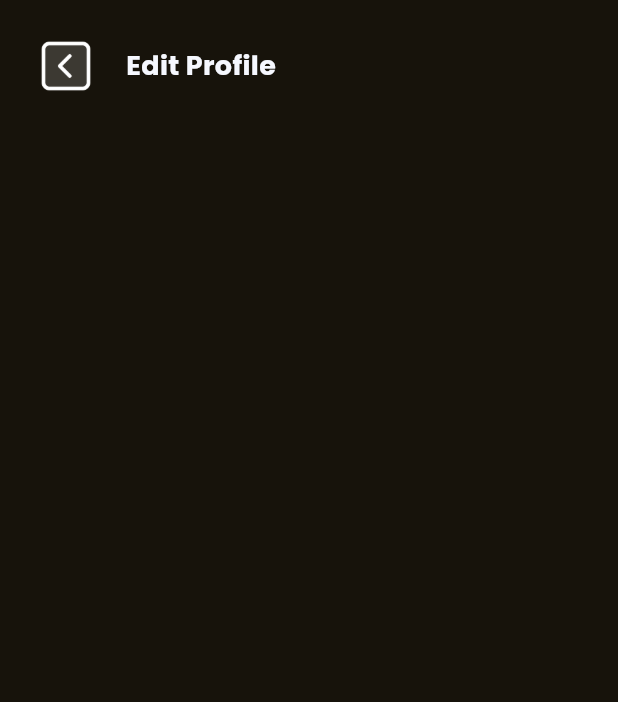
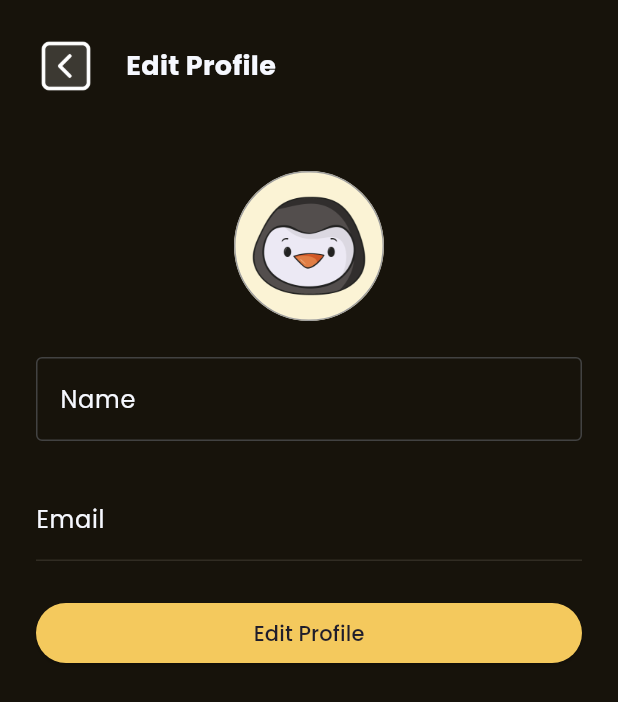
Before and after one commit to ziii19/flix-id-erico-darmawan, a Flutter app: the EditProfile screen opened by its route, on a phone screen of 412 x 824 dp. Shown: the top 702 px of the screen. Run offline on Flutter 3.47's test engine with Material 3 defaults, Android fonts, the phone set to English and light mode, and no system bars; our stand-ins replace cloud_firestore, dio, firebase_auth, firebase_core, firebase_storage, flutter_riverpod and 5 more; accounts and stored records are empty; generated files the repository leaves out were written again; network calls fail.

Commit message:
feat: add update profile

```diff
--- /dev/null
+++ b/lib/data/Firebase/upload_image.dart
@@ -0,0 +1,17 @@
+import 'dart:io';
+
+import 'package:firebase_storage/firebase_storage.dart';
+
+final FirebaseStorage _storage = FirebaseStorage.instance;
+
+class UploadImage {
+  Future<String> uploadImage(File image, String filename) async {
+    Reference ref = _storage.ref().child(filename).child('${DateTime.now()}');
+    UploadTask uploadTask = ref.putFile(image);
+    TaskSnapshot snapshot = await uploadTask;
+
+    String downloadUrl = await snapshot.ref.getDownloadURL();
+
+    return downloadUrl;
+  }
+}
--- a/lib/presentation/pages/main_page/main_page.dart
+++ b/lib/presentation/pages/main_page/main_page.dart
@@ -36,6 +36,7 @@ class _MainPageState extends ConsumerState<MainPage> {
       ref
           .read(userDataProvider.notifier)
           .uploadPP(user: user, imageFile: widget.imgFile!);
+      ref.read(userDataProvider.notifier).refreshUserData();
     }
   }
 
--- a/lib/presentation/pages/update_profile_page/edit_profile.dart
+++ b/lib/presentation/pages/update_profile_page/edit_profile.dart
@@ -1,10 +1,21 @@
+import 'dart:io';
+
+import 'package:firebase_storage/firebase_storage.dart';
+import 'package:flixid/data/Firebase/upload_image.dart';
+import 'package:flixid/domain/usecases/update_user/update_user.dart';
+import 'package:flixid/domain/usecases/update_user/update_user_param.dart';
+import 'package:flixid/presentation/extensions/build_context_extension.dart';
+import 'package:flixid/presentation/providers/usecases/update_user_prov.dart';
 import 'package:flutter/material.dart';
 import 'package:flutter_riverpod/flutter_riverpod.dart';
 import 'package:image_picker/image_picker.dart';
 
+import '../../misc/constants.dart';
+import '../../misc/methods.dart';
 import '../../providers/router/router_prov.dart';
 import '../../providers/user_data/user_data_prov.dart';
 import '../../widgets/back_nav.dart';
+import '../../widgets/flix_text_field.dart';
 
 // ignore: must_be_immutable
 class EditProfile extends ConsumerStatefulWidget {
@@ -40,62 +51,109 @@ class _EditProfileState extends ConsumerState<EditProfile> {
                   'Edit Profile',
                   onTap: () => ref.read(routerProvider).pop(),
                 ),
-                // verticalSpace(50),
-                // GestureDetector(
-                //   onTap: () async {
-                //     xfile = await ImagePicker()
-                //         .pickImage(source: ImageSource.gallery);
-                //     setState(() {});
-                //   },
-                //   child: CircleAvatar(
-                //     radius: 50,
-                //     backgroundImage:
-                //         xfile != null ? FileImage(File(xfile!.path)) : null,
-                //     child: xfile != null
-                //         ? null
-                //         : Container(
-                //             width: 100,
-                //             height: 100,
-                //             decoration: BoxDecoration(
-                //                 shape: BoxShape.circle,
-                //                 border:
-                //                     Border.all(color: Colors.grey, width: 1),
-                //                 image: DecorationImage(
-                //                     image: ref
-                //                                 .watch(userDataProvider)
-                //                                 .valueOrNull
-                //                                 ?.photoUrl !=
-                //                             null
-                //                         ? NetworkImage(ref
-                //                             .watch(userDataProvider)
-                //                             .valueOrNull!
-                //                             .photoUrl!) as ImageProvider
-                //                         : const AssetImage(
-                //                             'assets/pp-placeholder.png'),
-                //                     fit: BoxFit.cover)),
-                //           ),
-                //   ),
-                // ),
-                // verticalSpace(24),
-                // FlixTextField(labelText: 'Name', controller: _nameController),
-                // verticalSpace(24),
-                // FlixTextField(
-                //   labelText: 'Email',
-                //   controller: _emailController,
-                //   enabled: false,
-                // ),
-                // verticalSpace(24),
-                // SizedBox(
-                //     width: double.infinity,
-                //     child: ElevatedButton(
-                //         style: ElevatedButton.styleFrom(
-                //           foregroundColor: bgColor,
-                //           backgroundColor: saffron,
-                //         ),
-                //         onPressed: () async {
+                verticalSpace(50),
+                GestureDetector(
+                  onTap: () async {
+                    xfile = await ImagePicker()
+                        .pickImage(source: ImageSource.gallery);
+                    setState(() {});
+                  },
+                  child: CircleAvatar(
+                    radius: 50,
+                    backgroundImage:
+                        xfile != null ? FileImage(File(xfile!.path)) : null,
+                    child: xfile != null
+                        ? null
+                        : Container(
+                            width: 100,
+                            height: 100,
+                            decoration: BoxDecoration(
+                                shape: BoxShape.circle,
+                                border:
+                                    Border.all(color: Colors.grey, width: 1),
+                                image: DecorationImage(
+                                    image: ref
+                                                .watch(userDataProvider)
+                                                .valueOrNull
+                                                ?.photoUrl !=
+                                            null
+                                        ? NetworkImage(ref
+                                            .watch(userDataProvider)
+                                            .valueOrNull!
+                                            .photoUrl!) as ImageProvider
+                                        : const AssetImage(
+                                            'assets/pp-placeholder.png'),
+                                    fit: BoxFit.cover)),
+                          ),
+                  ),
+                ),
+                verticalSpace(24),
+                FlixTextField(labelText: 'Name', controller: _nameController),
+                verticalSpace(24),
+                FlixTextField(
+                  labelText: 'Email',
+                  controller: _emailController,
+                  enabled: false,
+                ),
+                verticalSpace(24),
+                SizedBox(
+                    width: double.infinity,
+                    child: ElevatedButton(
+                        style: ElevatedButton.styleFrom(
+                          foregroundColor: bgColor,
+                          backgroundColor: saffron,
+                        ),
+                        onPressed: () async {
+                          var user = ref.read(userDataProvider).valueOrNull;
+                          if (user == null) {
+                            // Handle user null case if necessary
+                            return;
+                          }
 
-                //         },
-                //         child: const Text('Edit Profile')))
+                          bool shouldUpdateImage = xfile != null;
+                          bool shouldUpdateName =
+                              _nameController.text != user.name;
+
+                          if (shouldUpdateName || shouldUpdateImage) {
+                            String? imgUrl;
+
+                            // Hapus foto lama dan upload foto baru jika ada
+                            if (shouldUpdateImage) {
+                              if (user.photoUrl != null) {
+                                Reference oldPp = FirebaseStorage.instance
+                                    .refFromURL(user.photoUrl!);
+                                await oldPp.delete();
+                              }
+
+                              imgUrl = await UploadImage().uploadImage(
+                                  File(xfile!.path), 'profileImage');
+                            }
+
+                            // Siapkan user baru dengan data yang diperbarui
+                            var updatedUser = user.copyWith(
+                              name: shouldUpdateName
+                                  ? _nameController.text
+                                  : user.name,
+                              photoUrl:
+                                  shouldUpdateImage ? imgUrl : user.photoUrl,
+                            );
+
+                            // Update user
+                            UpdateUser update = ref.read(updateUserProvider);
+                            update(UpdateUserParam(user: updatedUser));
+
+                            // Refresh data user
+                            ref
+                                .read(userDataProvider.notifier)
+                                .refreshUserData();
+
+                            // Kembali ke halaman sebelumnya
+                            ref.read(routerProvider).pop();
+                          } else {
+                            context.showSnackbar('Podo kabeh rasah ngedit');
+                          }
+                        },
+                        child: const Text('Edit Profile')))
               ],
             ),
           )
--- a/lib/presentation/providers/user_data/user_data_prov.dart
+++ b/lib/presentation/providers/user_data/user_data_prov.dart
@@ -65,6 +65,8 @@ class UserData extends _$UserData {
       required String email,
       required String password,
       String? imageUrl}) async {
+    state = const AsyncLoading();
+
     Register register = ref.read(registerProvider);
 
     var result = await register(RegisterParam(
```
Also changed, not shown: lib/presentation/pages/register_page/register_page.dart (+12 -5 lines), pubspec.yaml (+6 -6 lines), pubspec.lock, 1 other file.
